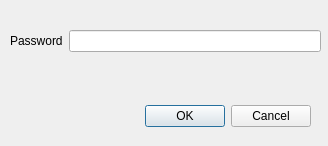
First picture: the form in molequeue/ui/credentialsdialog.ui, repository OpenChemistry/molequeue, before the edit.
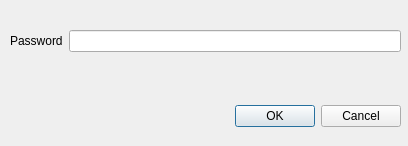
Second picture: the form after the edit.

Diff of the .ui file:
```diff
--- a/molequeue/ui/credentialsdialog.ui
+++ b/molequeue/ui/credentialsdialog.ui
@@ -6,7 +6,7 @@
    <rect>
     <x>0</x>
     <y>0</y>
-    <width>328</width>
+    <width>408</width>
     <height>146</height>
    </rect>
   </property>
@@ -16,7 +16,7 @@
   <widget class="QDialogButtonBox" name="buttonBox">
    <property name="geometry">
     <rect>
-     <x>-30</x>
+     <x>60</x>
      <y>100</y>
      <width>341</width>
      <height>32</height>
@@ -34,7 +34,7 @@
     <rect>
      <x>10</x>
      <y>10</y>
-     <width>311</width>
+     <width>391</width>
      <height>91</height>
     </rect>
    </property>
```
